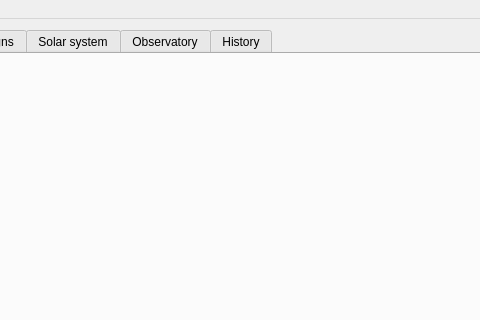
Above: nightscribe/gui/ui/main_window.ui from irydeo/nightscribe before the change; both pictures show x 200 to 680 and y 0 to 320 of the 1200 by 800 pixel window. Below: the same form after it.
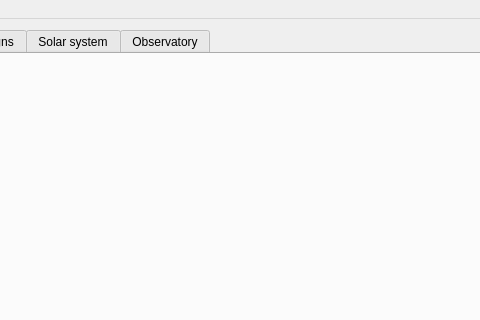
That is the form after the change.

Commit message: gui: ADR-036 J0 — History tab leaves the bar for the Tools-menu Observing journal dialog (5 tabs, Ctrl+1..5)

Patch:
```diff
--- a/nightscribe/gui/ui/main_window.ui
+++ b/nightscribe/gui/ui/main_window.ui
@@ -28,9 +28,6 @@
       <widget class="QWidget" name="tab_observatory">
        <attribute name="title"><string>Observatory</string></attribute>
       </widget>
-      <widget class="QWidget" name="tab_history">
-       <attribute name="title"><string>History</string></attribute>
-      </widget>
      </widget>
     </item>
    </layout>
```
Left out of the diff: 4 changed lines with no effect on the pictures. Lines whose indentation alone changed are shown as unchanged. The commit also changes 4 other files.
